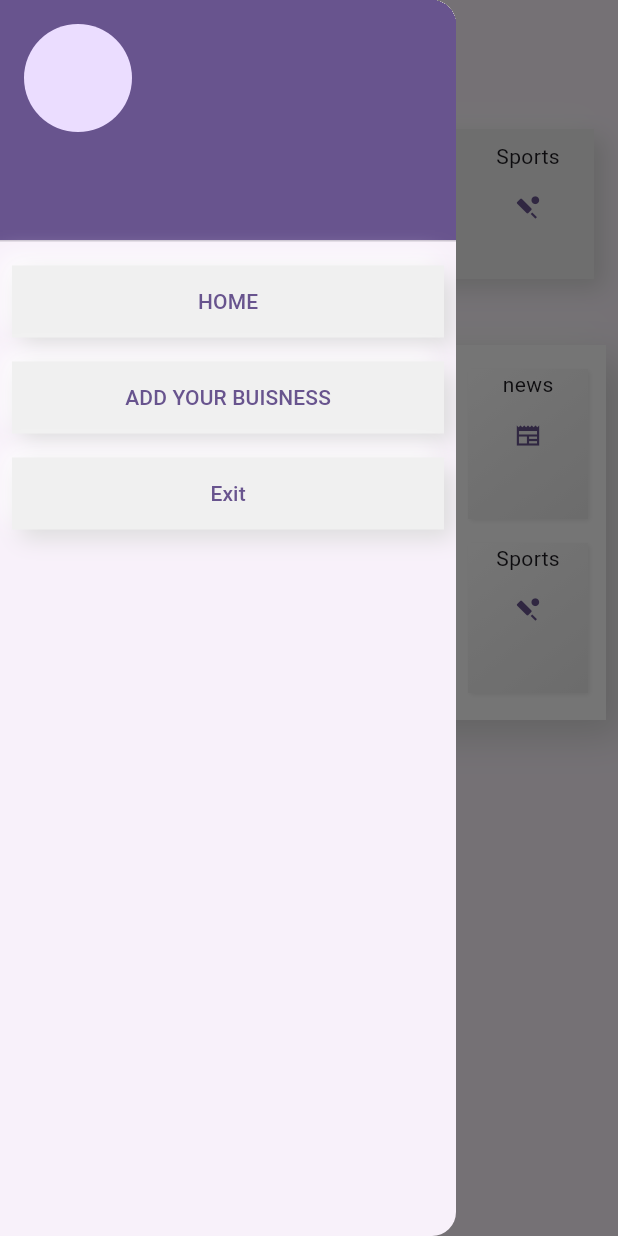
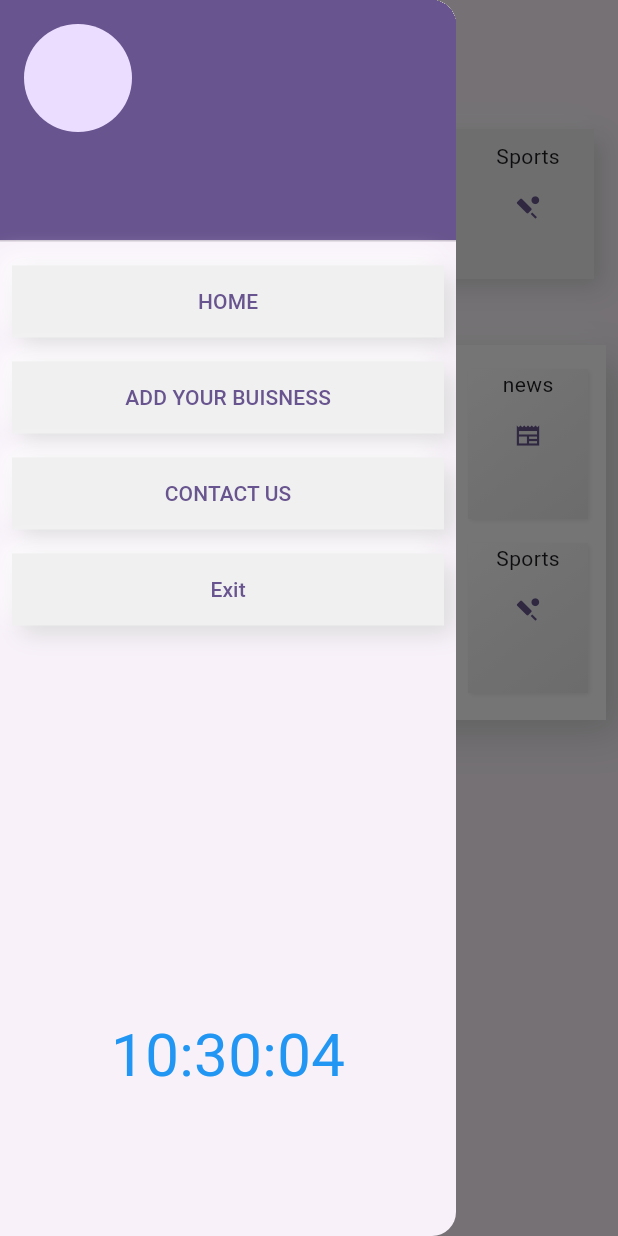
Before and after one commit to BADUSHKBABU/mainproject, a Flutter app: the screen it shows once a user with an empty profile is signed in, with the side drawer open, on a phone screen of 412 x 824 dp. Run offline on Flutter 3.47's test engine with Material 3 defaults, Android fonts, the phone set to English and light mode, and no system bars; drawn by our look-alikes of clay_containers; our stand-ins replace cloud_firestore, email_validator, firebase_auth, firebase_core, glassmorphism, shared_preferences and 1 more; missing offline and left inert: mailto, worldtime; accounts and stored records are empty.

Commit message:
added time at drawer

```diff
--- a/lib/SECONFPAGE/seconfpage.dart
+++ b/lib/SECONFPAGE/seconfpage.dart
@@ -9,6 +9,7 @@ import 'package:provider/provider.dart';
 import 'package:shared_preferences/shared_preferences.dart';
 import 'package:statemanagement/ADD%20YOUR%20BUISNESS/addyourbuisness.dart';
 import 'package:statemanagement/APPBAR/appbar.dart';
+import 'package:statemanagement/CONTACT%20%20US/contactus.dart';
 import 'package:statemanagement/FIREBASE%20DATAS/POSTOFFICE/postoffice.dart';
 import 'package:statemanagement/FIREBASE%20DATAS/PROFILE/profile.dart';
 import 'package:statemanagement/FIREBASE%20DATAS/RESTAURANT/restaurant.dart';
@@ -20,6 +21,8 @@ import 'package:statemanagement/LOGINPAGE/logindata.dart';
 import 'package:statemanagement/TESTCODE/testing.dart';
 import 'package:url_launcher/url_launcher.dart';
 import 'package:webview_flutter/webview_flutter.dart';
+import 'package:worldtime/worldtime.dart';
+import 'dart:async';
 
 
 
@@ -31,7 +34,21 @@ class homepage extends StatefulWidget {
   State<homepage> createState() => _homepageState();
 }
 int currentpageindex=0;
+
+
+String _currentTime="";
+@override
 class _homepageState extends State<homepage> {
+///CLOCK
+  void initState() {
+    super.initState();
+    // Initialize the clock with the current time
+    _updateTime();
+    // Update the time every second
+    Timer.periodic(Duration(seconds: 1), (timer) {
+      _updateTime();
+    });
+  }
   final user=FirebaseAuth.instance.currentUser!;
 
 
@@ -82,7 +99,7 @@ class _homepageState extends State<homepage> {
         ///       BOTTOM NAVIGATION BAR ENDS HERE
         ///@@@@@@@@@@@@@@@@@@@@@@@@@@@@@@@@@@@@@@@@@@@@@@@@@@@@@@@@@@@@@@@@@@@@@@@@@@@@@@@@@@@@@@@@@@@@@@@@@@@@@@@@@@@@@@@@@@@@@@@@@@@@@@@@@@@@@@@@@@@@@@@@@
 
-        appBar: PreferredSize(
+        appBar: const PreferredSize(
           child: aPPBAR(),
           preferredSize: Size.fromHeight(50),
         ),
@@ -111,16 +128,20 @@ class _homepageState extends State<homepage> {
                 padding: const EdgeInsets.all(8.0),
                 child: ClayContainer(child: TextButton(onPressed: () {Navigator.of(context).push(MaterialPageRoute(builder: (context){return addbuisness();}));}, child: Text("ADD YOUR BUISNESS"))),
               ),
-     // Padding(
-              //   padding: const EdgeInsets.all(8.0),
-              //   child: ClayContainer(child: TextButton(onPressed: () {Navigator.of(context).push(MaterialPageRoute(builder: (context){return MyHomePage();}));}, child: Text("Contact us on mail"))),
-              //
-              // ),
+     Padding(
+                padding: const EdgeInsets.all(8.0),
+                child: ClayContainer(child: TextButton(onPressed: () {Navigator.of(context).push(MaterialPageRoute(builder: (context){return contactus();}));}, child: Text("CONTACT US"))),
+
+              ),
 
               Padding(
                 padding: const EdgeInsets.all(8.0),
                 child: ClayContainer(child: TextButton(onPressed: () {Exit(context);}, child: Text("Exit"))),
-              ),],
+              ),
+            Padding(
+              padding: const EdgeInsets.only(top: 250),
+              child: Center(child: Text(_currentTime,style: TextStyle(fontSize: 40,color: Colors.blue),)),
+            )],
           ),
         ),
         ///        END OF DRAWER
@@ -564,5 +585,11 @@ class _homepageState extends State<homepage> {
     }
   }
 
+  void _updateTime() {
+    setState(() {
+      _currentTime = DateTime.now().toString().substring(11, 19);
+      // Formats the time as HH:MM:SS
+    });
+  }
 
 }
--- a/pubspec.yaml
+++ b/pubspec.yaml
@@ -47,6 +47,9 @@ dependencies:
   email_validator: ^2.1.17
   url_launcher: ^6.2.2
   mailto: ^2.0.0
+  worldtime: ^1.1.1
+  firebase_storage: ^11.5.6
+  image_picker: ^1.0.5
 
 
 
```
Also changed, not shown: lib/CONTACT  US/contactus.dart (added, +54 -0 lines), lib/main.dart (+5 -4 lines), pubspec.lock, 5 other files.
